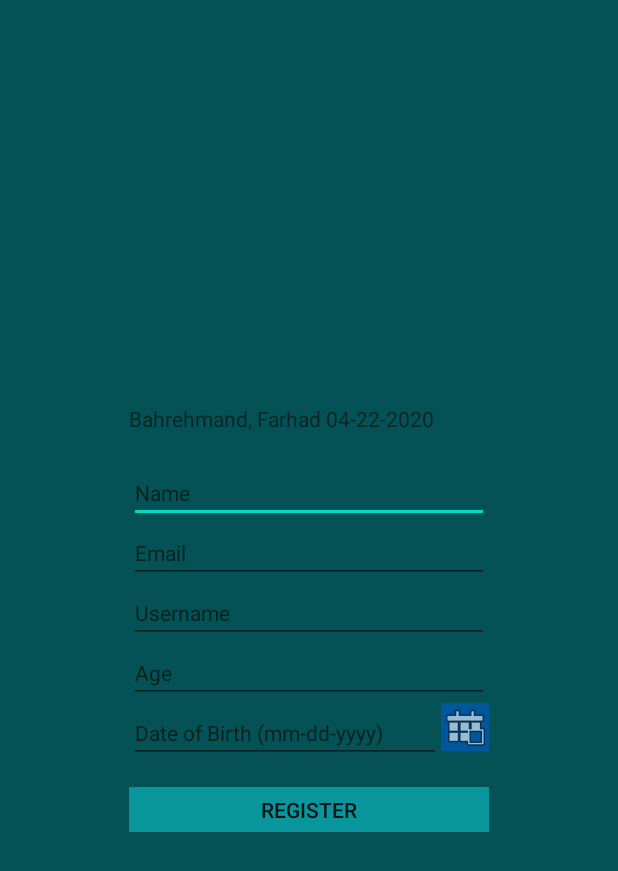
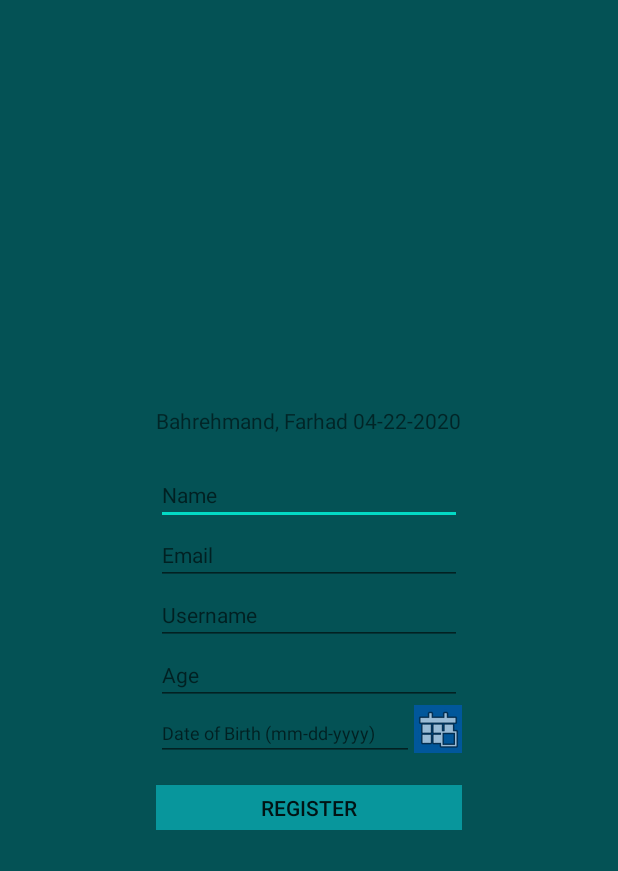
Before and after one commit to farhadbahrehmandhenry/farhadAD340, an Android app: the screen it shows after launch (MainActivity), on a phone screen of 412 x 824 dp. Shown: the top 871 px of the screen. Run offline under Robolectric (Android 15) with nearby library versions, the phone set to English and light mode, and no system bars.

Commit message:
Kyles's comments 4

```diff
--- a/app/src/main/res/layout/activity_main.xml
+++ b/app/src/main/res/layout/activity_main.xml
@@ -26,36 +26,32 @@
 
         <EditText
             android:id="@+id/name"
-            android:layout_width="wrap_content"
+            android:layout_width="match_parent"
             android:layout_height="wrap_content"
-            android:ems="15"
             android:hint="@string/name"
             android:inputType="textPersonName"
             android:textSize="@dimen/textSize14" />
 
         <EditText
             android:id="@+id/email"
-            android:layout_width="wrap_content"
+            android:layout_width="match_parent"
             android:layout_height="wrap_content"
-            android:ems="15"
             android:hint="@string/email"
             android:inputType="textEmailAddress"
             android:textSize="@dimen/textSize14" />
 
         <EditText
             android:id="@+id/username"
-            android:layout_width="wrap_content"
+            android:layout_width="match_parent"
             android:layout_height="wrap_content"
-            android:ems="15"
             android:hint="@string/username"
-            android:inputType="textPersonName"
+            android:inputType="text"
             android:textSize="@dimen/textSize14" />
 
         <EditText
             android:id="@+id/age"
-            android:layout_width="wrap_content"
+            android:layout_width="match_parent"
             android:layout_height="wrap_content"
-            android:ems="15"
             android:hint="@string/age"
             android:inputType="number"
             android:textSize="@dimen/textSize14" />
@@ -72,14 +68,15 @@
                 android:layout_gravity="left"
                 android:layout_weight="1"
                 android:hint="@string/date_of_birth_mm_dd_yyyy"
-                android:textSize="@dimen/textSize14" />
+                android:inputType="text"
+                android:textSize="@dimen/textSize12" />
 
             <ImageButton
                 android:id="@+id/dateOfBirth"
                 android:layout_width="wrap_content"
                 android:layout_height="wrap_content"
                 android:layout_gravity="right"
-                android:background="#01579B"
+                android:background="@color/blue"
                 app:srcCompat="@android:drawable/ic_menu_today"
                 android:onClick="showCalendar"
                 />
--- a/app/src/main/res/values/colors.xml
+++ b/app/src/main/res/values/colors.xml
@@ -6,4 +6,5 @@
     <color name="weekTwoBackground">#045255</color>
     <color name="registerButton">#08969C</color>
     <color name="dateOfBirthButton">#006064</color>
+    <color name="blue">#01579B</color>
 </resources>
--- a/app/src/main/res/values/strings.xml
+++ b/app/src/main/res/values/strings.xml
@@ -19,5 +19,20 @@
     <string name="testTitle">Bahrehmand, Farhad 04-22-2020</string>
     <string name="date_of_birth_title">Date of Birth:</string>
     <string name="date_of_birth_mm_dd_yyyy">Date of Birth (mm-dd-yyyy)</string>
+    <string name="required">\ is required\</string>
+    <string name="wrongFormat">\ is in wrong format\</string>
+    <string name="shouldBeANumber">\ should be a number\</string>
+    <string name="tooYoung">Sorry!! you are too young</string>
+    <string name="tooOld">Wow!!! you look much younger, are you sure about your age</string>
+    <string name="dob">date of birth</string>
+    <string name="dateFormat">dd/MM/yyyy</string>
+    <string name="slash">/</string>
+    <string name="dash">-</string>
+    <string name="zero">0</string>
+    <string name="ageNotMatched">\your age is not matched with your date of birth, calendar says you are \</string>
+    <string name="badFormat">seems one of the fields have wrong format</string>
+    <string name="signup">you are close to sign up!!</string>
+    <string name="thanks">\Thanks for Signing Up \</string>
+    <string name="exclamation">!</string>
 
 </resources>
```
Also changed, not shown: app/build.gradle (+10 -2 lines), app/src/main/java/com/example/farhad/MainActivity.java (+34 -54 lines), app/src/main/java/com/example/farhad/WeekTwoShowReportActivity.java (+4 -4 lines), 1 other file.
